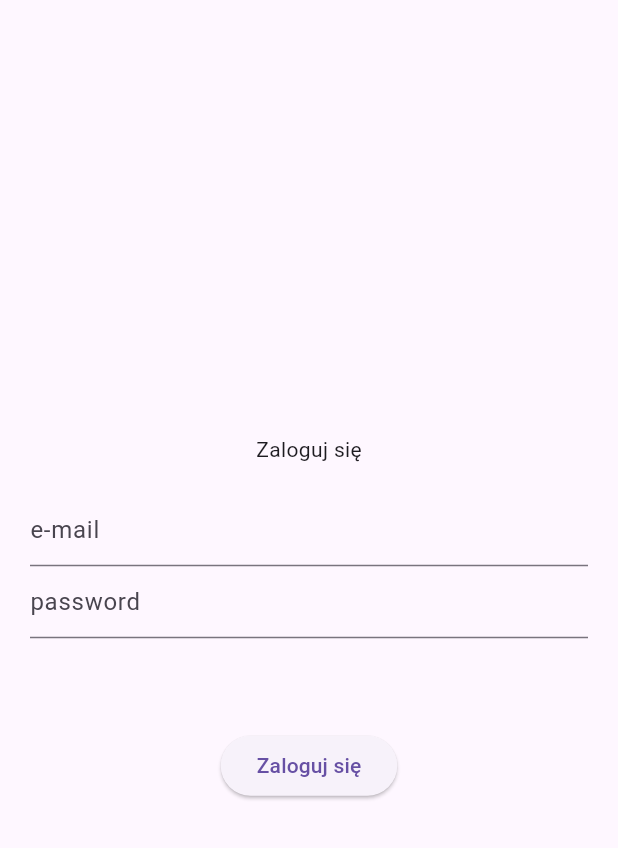
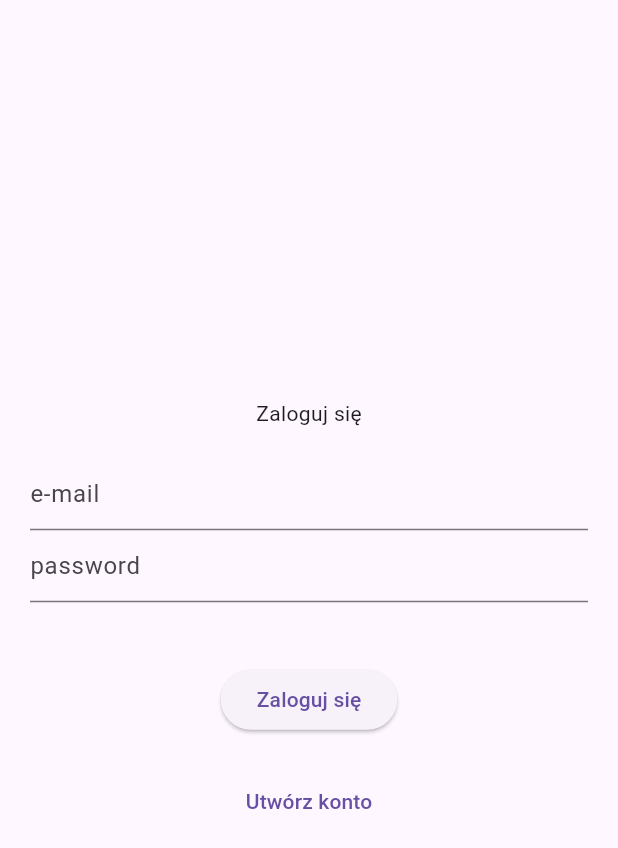
Before and after one commit to kamilgadek/cwiecznie_2, a Flutter app: the screen it shows after launch, on a phone screen of 412 x 824 dp. Shown: the top 848 px of the screen. Run offline on Flutter 3.47's test engine with Material 3 defaults, Android fonts, the light colour scheme and no system bars; our stand-ins replace firebase_auth, firebase_core; accounts and stored records are empty.

Commit message:
Add registretion

```diff
--- a/lib/app/login/login_page.dart
+++ b/lib/app/login/login_page.dart
@@ -15,6 +15,7 @@ class LoginPage extends StatefulWidget {
 
 class _LoginPageState extends State<LoginPage> {
   var errorMessage = '';
+  var isCreatingAcount = false;
 
   @override
   Widget build(BuildContext context) {
@@ -24,7 +25,7 @@ class _LoginPageState extends State<LoginPage> {
         child: Column(
           mainAxisAlignment: MainAxisAlignment.center,
           children: [
-            const Text('Zaloguj się'),
+            Text(isCreatingAcount == true ? 'Zarejestruj się' : 'Zaloguj się'),
             const SizedBox(
               height: 20,
             ),
@@ -41,11 +42,22 @@ class _LoginPageState extends State<LoginPage> {
               height: 20,
             ),
             Text(errorMessage),
-            const SizedBox(
-              height: 20,
-            ),
             ElevatedButton(
               onPressed: () async {
+                //rejestracja
+                if (isCreatingAcount == true) {
+                  try {
+                    FirebaseAuth.instance.createUserWithEmailAndPassword(
+                      email: widget.emailController.text,
+                      password: widget.passwordController.text,
+                    );
+                  } catch (error) {
+                    setState(() {
+                      errorMessage = error.toString();
+                    });
+                  }
+                  // logowanie
+                } else {
                   try {
                     await FirebaseAuth.instance.signInWithEmailAndPassword(
                       email: widget.emailController.text,
@@ -56,9 +68,34 @@ class _LoginPageState extends State<LoginPage> {
                       errorMessage = error.toString();
                     });
                   }
+                }
               },
-              child: const Text('Zaloguj się'),
+              child: Text(
+                  isCreatingAcount == true ? 'Zarejestruj się' : 'Zaloguj się'),
             ),
+            const SizedBox(
+              height: 20,
+            ),
+            if (isCreatingAcount == false) ...[
+              TextButton(
+                onPressed: () {
+                  setState(() {
+                    isCreatingAcount = true;
+                  });
+                },
+                child: const Text('Utwórz konto'),
+              ),
+            ],
+            if (isCreatingAcount == true) ...[
+              TextButton(
+                onPressed: () {
+                  setState(() {
+                    isCreatingAcount = false;
+                  });
+                },
+                child: const Text('Masz juz konto?'),
+              ),
+            ],
           ],
         ),
       ),
```
Lines whose indentation alone changed are shown as unchanged.
